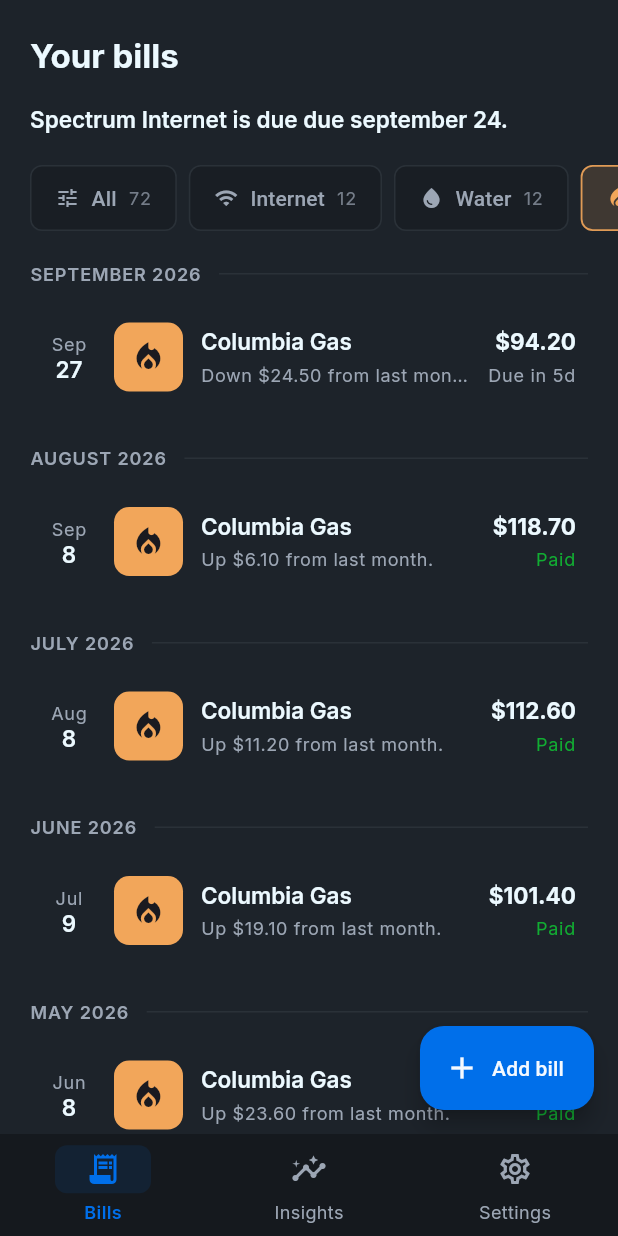
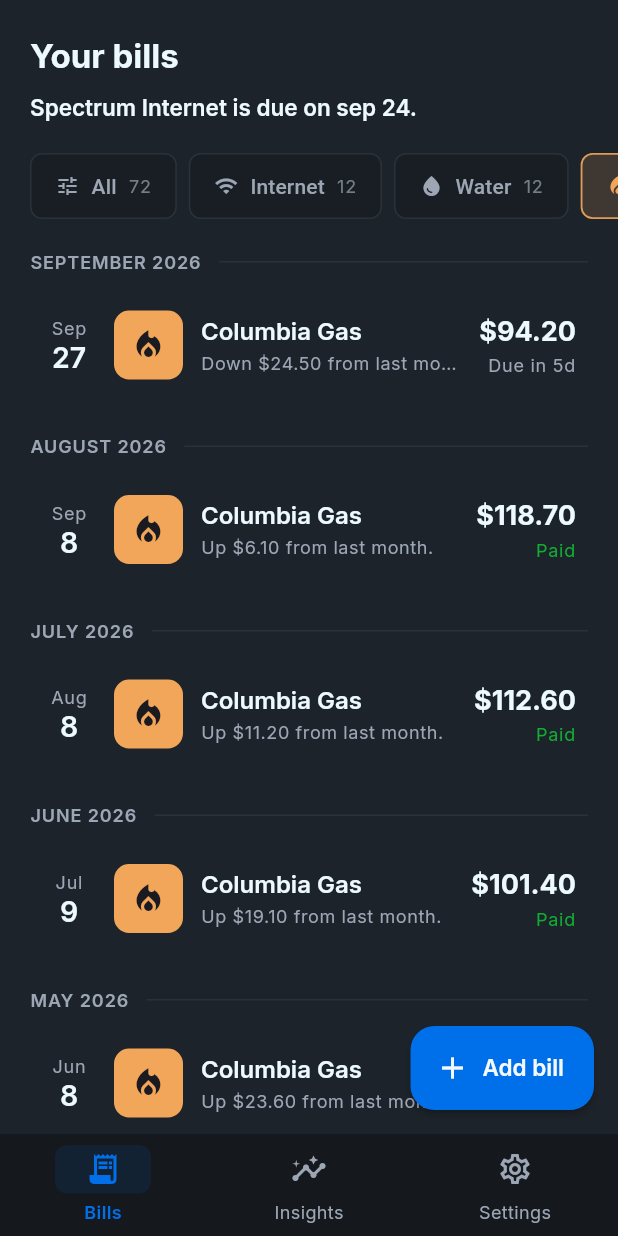
Before and after one commit to vivekarya2026/billing-project, a Flutter app: the screen it shows once a user with an empty profile is signed in, after a tap on "Internet", after a tap on "Water", after a tap on "Gas", on a phone screen of 412 x 824 dp. Run offline on Flutter 3.47's test engine with Material 3 defaults, Android fonts, the phone set to English and light mode, and no system bars; our stand-ins replace fl_chart, flutter_dotenv, go_router, image_picker, shared_preferences, supabase_flutter; accounts and stored records are empty.

Commit message:
fix(mobile): responsive type/spacing/tile sizing on Bills; fix duplicate 'due due' status
Co-authored-by: Cursor <cursoragent@cursor.com>

```diff
--- a/frontend/lib/features/home/home_screen.dart
+++ b/frontend/lib/features/home/home_screen.dart
@@ -102,6 +102,7 @@ class _HomeScreenState extends State<HomeScreen> {
   Widget build(BuildContext context) {
     final text    = Theme.of(context).textTheme;
     final colours = Theme.of(context).colorScheme;
+    final compact = Breakpoints.isCompact(context);
 
     return Scaffold(
       backgroundColor: Colors.transparent,
@@ -109,7 +110,12 @@ class _HomeScreenState extends State<HomeScreen> {
         onPressed: () => context.push('/add-bill'),
         backgroundColor: colours.primary,
         foregroundColor: colours.onPrimary,
-        icon: const Icon(Icons.add),
+        elevation: 2,
+        extendedTextStyle: text.titleLarge?.copyWith(
+          fontSize: compact ? 14 : 15,
+          fontWeight: FontWeight.w600,
+        ),
+        icon: Icon(Icons.add, size: compact ? 20 : 24),
         label: const Text('Add bill'),
       ),
       body: SafeArea(
@@ -179,6 +185,18 @@ class _HomeScreenState extends State<HomeScreen> {
           }).toList();
 
     final statusLine = _statusLine(_bills);
+    final compact = Breakpoints.isCompact(context);
+
+    // Mobile-tuned type: smaller title + status on phones (less cognitive load).
+    final titleStyle = compact
+        ? text.headlineLarge?.copyWith(fontSize: 20, height: 1.1)
+        : text.headlineLarge;
+    final statusStyle = compact
+        ? text.titleLarge?.copyWith(
+            fontSize: 15, fontWeight: FontWeight.w500, height: 1.3)
+        : text.titleLarge;
+    final topPad = compact ? AppTokens.space5 : AppTokens.space6;
+    final gapAfterTitle = compact ? AppTokens.space2 : AppTokens.space3;
 
     return RefreshIndicator(
       color: colours.primary,
@@ -190,13 +208,13 @@ class _HomeScreenState extends State<HomeScreen> {
             // ── Page title ────────────────────────────────────────────
             SliverToBoxAdapter(
               child: Padding(
-                padding: const EdgeInsets.fromLTRB(
-                  AppTokens.screenEdge, AppTokens.space6,
+                padding: EdgeInsets.fromLTRB(
+                  AppTokens.screenEdge, topPad,
                   AppTokens.screenEdge, 0,
                 ),
                 child: Text(
                   'Your bills',
-                  style: text.headlineLarge,
+                  style: titleStyle,
                 ),
               ),
             ),
@@ -206,13 +224,14 @@ class _HomeScreenState extends State<HomeScreen> {
               child: Semantics(
                 header: true,
                 child: Padding(
-                  padding: const EdgeInsets.fromLTRB(
-                    AppTokens.screenEdge, AppTokens.space5,
-                    AppTokens.screenEdge, AppTokens.space5,
+                  padding: EdgeInsets.fromLTRB(
+                    AppTokens.screenEdge, gapAfterTitle,
+                    AppTokens.screenEdge,
+                    compact ? AppTokens.space4 : AppTokens.space5,
                   ),
                   child: _StatusHeadline(
                     statusLine: statusLine,
-                    textStyle: text.titleLarge,
+                    textStyle: statusStyle,
                   ),
                 ),
               ),
@@ -342,10 +361,10 @@ class _HomeScreenState extends State<HomeScreen> {
     if (date == null) return '';
     final now = DateTime.now();
     final diff = date.difference(DateTime(now.year, now.month, now.day)).inDays;
-    if (diff == 0) return 'Due today';
-    if (diff == 1) return 'Due tomorrow';
-    if (diff < 0) return 'Overdue by ${-diff} day${-diff == 1 ? '' : 's'}';
-    return 'Due ${DateFormat('MMMM d').format(date)}';
+    if (diff == 0) return 'today';
+    if (diff == 1) return 'tomorrow';
+    if (diff < 0) return 'overdue by ${-diff} day${-diff == 1 ? '' : 's'}';
+    return 'on ${DateFormat('MMM d').format(date)}';
   }
 
   String _statusLine(List<Bill> bills) {
--- a/frontend/lib/shared/components/bill_list_row.dart
+++ b/frontend/lib/shared/components/bill_list_row.dart
@@ -11,6 +11,7 @@ import 'package:flutter/material.dart';
 import 'package:intl/intl.dart';
 import '../../theme/accents.dart';
 import '../../theme/tokens.dart';
+import '../layout/responsive.dart';
 import 'category_icons.dart';
 
 class BillListRow extends StatelessWidget {
@@ -39,6 +40,17 @@ class BillListRow extends StatelessWidget {
   Widget build(BuildContext context) {
     final text    = Theme.of(context).textTheme;
     final colours = Theme.of(context).colorScheme;
+    final compact = Breakpoints.isCompact(context);
+
+    // Mobile-tuned metrics — calmer type + a smaller tile on phones.
+    final tileSize     = compact ? 40.0 : 46.0;
+    final providerSize = compact ? 15.0 : 16.0;
+    final amountSize   = compact ? 16.0 : 18.0;
+    final daySize      = compact ? 17.0 : 19.0;
+    final dateColWidth = compact ? 32.0 : 36.0;
+    final gap          = compact ? AppTokens.space2 : AppTokens.space3;
+    final vPad         = compact ? AppTokens.space3 : AppTokens.space4;
+    final statusMax    = compact ? 96.0 : 132.0;
 
     final statusLabel = _statusLabel();
     final statusColor = isOverdue
@@ -51,16 +63,16 @@ class BillListRow extends StatelessWidget {
         onTap: onTap,
         borderRadius: BorderRadius.circular(AppTokens.radiusBox),
         child: Padding(
-          padding: const EdgeInsets.symmetric(
+          padding: EdgeInsets.symmetric(
             horizontal: AppTokens.space2,
-            vertical: AppTokens.space4, // more breathing room
+            vertical: vPad,
           ),
           child: Row(
             crossAxisAlignment: CrossAxisAlignment.center,
             children: [
               // ── Date (month over day) ────────────────────────────────
               SizedBox(
-                width: 36,
+                width: dateColWidth,
                 child: Column(
                   mainAxisSize: MainAxisSize.min,
                   children: [
@@ -78,6 +90,7 @@ class BillListRow extends StatelessWidget {
                     Text(
                       dueDate != null ? DateFormat('d').format(dueDate!) : '',
                       style: text.titleLarge?.copyWith(
+                        fontSize: daySize,
                         color: colours.onSurface,
                         fontWeight: FontWeight.w600,
                         height: 1.15,
@@ -86,11 +99,15 @@ class BillListRow extends StatelessWidget {
                   ],
                 ),
               ),
-              const SizedBox(width: AppTokens.space3),
+              SizedBox(width: gap),
 
               // ── Colored category tile ────────────────────────────────
-              CategoryTile(text: provider, serviceType: serviceType),
-              const SizedBox(width: AppTokens.space3),
+              CategoryTile(
+                text: provider,
+                serviceType: serviceType,
+                dimension: tileSize,
+              ),
+              SizedBox(width: gap),
 
               // ── Provider + subtitle ──────────────────────────────────
               Expanded(
@@ -101,12 +118,13 @@ class BillListRow extends StatelessWidget {
                     Text(
                       provider,
                       style: text.titleLarge?.copyWith(
+                        fontSize: providerSize,
                         fontWeight: FontWeight.w600,
                       ),
                       maxLines: 1,
                       overflow: TextOverflow.ellipsis,
                     ),
-                    const SizedBox(height: 3),
+                    const SizedBox(height: 2),
                     Text(
                       interpretation,
                       style: text.bodySmall?.copyWith(
@@ -118,11 +136,11 @@ class BillListRow extends StatelessWidget {
                   ],
                 ),
               ),
-              const SizedBox(width: AppTokens.space3),
+              SizedBox(width: gap),
 
               // ── Amount + status label (amount leads) ─────────────────
               ConstrainedBox(
-                constraints: const BoxConstraints(maxWidth: 132),
+                constraints: BoxConstraints(maxWidth: statusMax),
                 child: Column(
                   crossAxisAlignment: CrossAxisAlignment.end,
                   mainAxisSize: MainAxisSize.min,
@@ -133,6 +151,7 @@ class BillListRow extends StatelessWidget {
                       overflow: TextOverflow.ellipsis,
                       textAlign: TextAlign.end,
                       style: text.titleLarge?.copyWith(
+                        fontSize: amountSize,
                         fontWeight: FontWeight.w700,
                         color: isOverdue
                             ? AppAccents.danger
@@ -140,7 +159,7 @@ class BillListRow extends StatelessWidget {
                       ),
                     ),
                     if (statusLabel != null) ...[
-                      const SizedBox(height: 3),
+                      const SizedBox(height: 2),
                       Text(
                         statusLabel,
                         maxLines: 1,
--- a/frontend/lib/shared/components/bill_type_filter.dart
+++ b/frontend/lib/shared/components/bill_type_filter.dart
@@ -15,6 +15,7 @@
 
 import 'package:flutter/material.dart';
 import '../../theme/tokens.dart';
+import '../layout/responsive.dart';
 import 'category_icons.dart';
 
 /// Sentinel meaning "no type filter" (the All chip).
@@ -44,9 +45,10 @@ class BillTypeFilter extends StatelessWidget {
   @override
   Widget build(BuildContext context) {
     final entries = <String>[kAllBillTypes, ...types];
+    final compact = Breakpoints.isCompact(context);
 
     return SizedBox(
-      height: 44,
+      height: compact ? 38 : 44,
       child: ListView.separated(
         scrollDirection: Axis.horizontal,
         padding: const EdgeInsets.symmetric(horizontal: AppTokens.screenEdge),
@@ -68,6 +70,7 @@ class BillTypeFilter extends StatelessWidget {
                     CategoryIcons.kindFor(type, serviceType: type)),
             count: counts?[type],
             selected: type == selected,
+            compact: compact,
             onTap: () => onSelected(type),
           );
         },
@@ -83,6 +86,7 @@ class _FilterChip extends StatelessWidget {
     required this.accent,
     required this.count,
     required this.selected,
+    required this.compact,
     required this.onTap,
   });
 
@@ -91,6 +95,7 @@ class _FilterChip extends StatelessWidget {
   final Color? accent;
   final int? count;
   final bool selected;
+  final bool compact;
   final VoidCallback onTap;
 
   @override
@@ -119,8 +124,9 @@ class _FilterChip extends StatelessWidget {
           child: AnimatedContainer(
             duration: const Duration(milliseconds: 200),
             curve: Curves.easeOut,
-            padding: const EdgeInsets.symmetric(
-                horizontal: AppTokens.space4, vertical: AppTokens.space2),
+            padding: EdgeInsets.symmetric(
+                horizontal: compact ? AppTokens.space3 : AppTokens.space4,
+                vertical: AppTokens.space2),
             decoration: BoxDecoration(
               color: bg,
               borderRadius: BorderRadius.circular(AppTokens.radiusSelector),
@@ -130,17 +136,18 @@ class _FilterChip extends StatelessWidget {
             child: Row(
               mainAxisSize: MainAxisSize.min,
               children: [
-                Icon(icon, size: 16, color: selected ? glyph : fg),
-                const SizedBox(width: AppTokens.space2),
+                Icon(icon, size: compact ? 14 : 16, color: selected ? glyph : fg),
+                SizedBox(width: compact ? AppTokens.space1 : AppTokens.space2),
                 Text(
                   label,
                   style: text.labelLarge?.copyWith(
+                    fontSize: compact ? 13 : null,
                     color: fg,
                     fontWeight: selected ? FontWeight.w600 : FontWeight.w500,
                   ),
                 ),
                 if (count != null) ...[
-                  const SizedBox(width: AppTokens.space2),
+                  SizedBox(width: compact ? AppTokens.space1 : AppTokens.space2),
                   Text(
                     '$count',
                     style: text.labelSmall?.copyWith(
--- a/frontend/lib/shared/layout/responsive.dart
+++ b/frontend/lib/shared/layout/responsive.dart
@@ -48,6 +48,11 @@ class Breakpoints {
 
   static bool isDesktop(BuildContext context) =>
       of(context) == DeviceClass.desktop;
+
+  /// True on narrow phones (< 400pt) where type/spacing should tighten the
+  /// most. Distinct from [isMobile] (which covers larger phones/tablets too).
+  static bool isCompact(BuildContext context) =>
+      MediaQuery.sizeOf(context).width < 400;
 }
 
 /// Centers page content at a comfortable maximum width on wide screens
```
Also changed, not shown: 2 other files.
